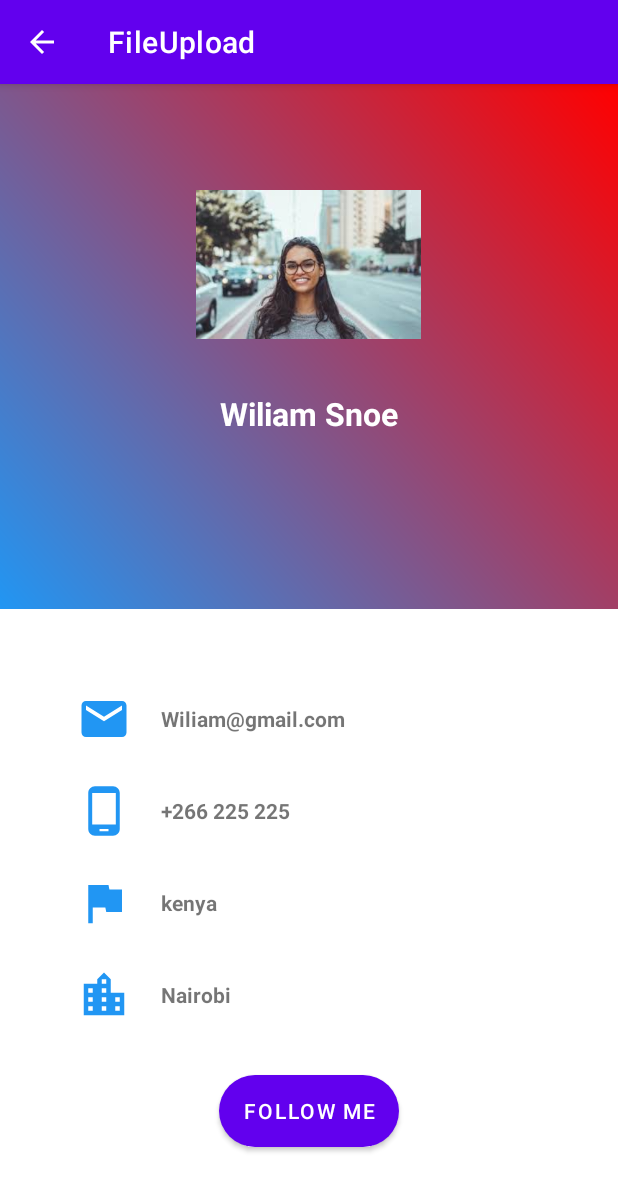
After one commit to JMDev2/FileUplaod, an Android app: the UserProfile screen opened directly, with no data from a screen before it, on a phone screen of 412 x 824 dp. The commit adds this screen. Shown: the top 1191 px of the screen. Run offline under Robolectric (Android 15) with nearby library versions, the phone set to English and light mode, and no system bars.

Commit message:
This will add the user profile activity

```diff
--- a/app/src/main/AndroidManifest.xml
+++ b/app/src/main/AndroidManifest.xml
@@ -15,31 +15,27 @@
         android:supportsRtl="true"
         android:theme="@style/Theme.FileUpload"
         tools:targetApi="31">
+        <activity android:name=".UserProfile">
+            <meta-data
+                android:name="android.support.PARENT_ACTIVITY"
+                android:value="com.example.fileupload.MainActivity"></meta-data>
+        </activity>
         <activity
             android:name=".ViewImageFiles"
             android:exported="false" />
-
-        <activity
-            android:name=".UploadFileActivity">
+        <activity android:name=".UploadFileActivity">
             <meta-data
                 android:name="android.support.PARENT_ACTIVITY"
-                android:value="com.example.fileupload.MainActivity">
-            </meta-data>
+                android:value="com.example.fileupload.MainActivity"></meta-data>
         </activity>
-
         <activity
             android:name=".ForgotPassword"
             android:exported="false" />
-
-
-        <activity
-            android:name=".UploadImageActivity">
+        <activity android:name=".UploadImageActivity">
             <meta-data
                 android:name="android.support.PARENT_ACTIVITY"
-                android:value="com.example.fileupload.MainActivity">
-            </meta-data>
+                android:value="com.example.fileupload.MainActivity"></meta-data>
         </activity>
-
         <activity
             android:name=".ViewPdfActivity"
             android:exported="false" />
--- a/app/src/main/java/com/example/fileupload/MainActivity.java
+++ b/app/src/main/java/com/example/fileupload/MainActivity.java
@@ -21,6 +21,7 @@ import com.google.firebase.storage.StorageReference;
 
 public class MainActivity extends AppCompatActivity implements View.OnClickListener {
     private ImageView mImageUpload;
+    private ImageView mFileUpload;
 
     String downloadUrl = "";
 
@@ -35,8 +36,10 @@ public class MainActivity extends AppCompatActivity implements View.OnClickListe
         setContentView(R.layout.activity_main);
 
         mImageUpload = (ImageView) findViewById(R.id.uploadimage);
+        mFileUpload = (ImageView) findViewById(R.id.uploadfile);
 
         mImageUpload.setOnClickListener(this);
+        mFileUpload.setOnClickListener(this);
 
 
 
@@ -45,6 +48,8 @@ public class MainActivity extends AppCompatActivity implements View.OnClickListe
     }
 
 
+
+    //the logout methods
     @Override
     public boolean onCreateOptionsMenu(Menu menu) {
         MenuInflater inflater = getMenuInflater();
@@ -58,7 +63,17 @@ public class MainActivity extends AppCompatActivity implements View.OnClickListe
             logout();
             return true;
         }
+        if(id == R.id.action_profile){
+            profile();
+            return true;
+
+        }
         return super.onOptionsItemSelected(item);
+    }
+
+    private void profile() {
+        Intent userProfile = new Intent(MainActivity.this, UserProfile.class);
+        startActivity(userProfile);
     }
 
     private void logout() {
--- /dev/null
+++ b/app/src/main/java/com/example/fileupload/UserProfile.java
@@ -0,0 +1,14 @@
+package com.example.fileupload;
+
+import androidx.appcompat.app.AppCompatActivity;
+
+import android.os.Bundle;
+
+public class UserProfile extends AppCompatActivity {
+
+    @Override
+    protected void onCreate(Bundle savedInstanceState) {
+        super.onCreate(savedInstanceState);
+        setContentView(R.layout.activity_user_profile);
+    }
+}
--- /dev/null
+++ b/app/src/main/res/color/endblue.xml
@@ -0,0 +1,4 @@
+<?xml version="1.0" encoding="utf-8"?>
+<selector xmlns:android="http://schemas.android.com/apk/res/android">
+
+</selector>
--- /dev/null
+++ b/app/src/main/res/color/graylight.xml
@@ -0,0 +1,4 @@
+<?xml version="1.0" encoding="utf-8"?>
+<selector xmlns:android="http://schemas.android.com/apk/res/android">
+
+</selector>
--- /dev/null
+++ b/app/src/main/res/color/startblue.xml
@@ -0,0 +1,5 @@
+<?xml version="1.0" encoding="utf-8"?>
+<selector xmlns:android="http://schemas.android.com/apk/res/android">
+
+
+</selector>
--- /dev/null
+++ b/app/src/main/res/drawable/buttonstyleithgradient.xml
@@ -0,0 +1,9 @@
+<?xml version="1.0" encoding="utf-8"?>
+<shape xmlns:android="http://schemas.android.com/apk/res/android">
+    <solid android:color="#4bb6ef" />
+    <padding android:top="15dp"
+        android:left="15dp"
+        android:right="15dp"
+        android:bottom="15dp" />
+    <corners android:radius="45dp" />
+</shape>
--- /dev/null
+++ b/app/src/main/res/drawable/gradientbackground.xml
@@ -0,0 +1,8 @@
+<?xml version="1.0" encoding="utf-8"?>
+<shape xmlns:android="http://schemas.android.com/apk/res/android">
+    <gradient android:angle="45"
+        android:startColor="@color/blue"
+        android:endColor="@color/endblue"
+        />
+
+</shape>
--- /dev/null
+++ b/app/src/main/res/drawable/ic_baseline_email_24.xml
@@ -0,0 +1,5 @@
+<vector android:height="24dp" android:tint="#2196F3"
+    android:viewportHeight="24" android:viewportWidth="24"
+    android:width="24dp" xmlns:android="http://schemas.android.com/apk/res/android">
+    <path android:fillColor="@android:color/white" android:pathData="M20,4L4,4c-1.1,0 -1.99,0.9 -1.99,2L2,18c0,1.1 0.9,2 2,2h16c1.1,0 2,-0.9 2,-2L22,6c0,-1.1 -0.9,-2 -2,-2zM20,8l-8,5 -8,-5L4,6l8,5 8,-5v2z"/>
+</vector>
--- /dev/null
+++ b/app/src/main/res/drawable/ic_baseline_flag_24.xml
@@ -0,0 +1,5 @@
+<vector android:height="24dp" android:tint="#2196F3"
+    android:viewportHeight="24" android:viewportWidth="24"
+    android:width="24dp" xmlns:android="http://schemas.android.com/apk/res/android">
+    <path android:fillColor="@android:color/white" android:pathData="M14.4,6L14,4H5v17h2v-7h5.6l0.4,2h7V6z"/>
+</vector>
--- /dev/null
+++ b/app/src/main/res/drawable/ic_baseline_location_city_24.xml
@@ -0,0 +1,5 @@
+<vector android:height="24dp" android:tint="#2196F3"
+    android:viewportHeight="24" android:viewportWidth="24"
+    android:width="24dp" xmlns:android="http://schemas.android.com/apk/res/android">
+    <path android:fillColor="@android:color/white" android:pathData="M15,11L15,5l-3,-3 -3,3v2L3,7v14h18L21,11h-6zM7,19L5,19v-2h2v2zM7,15L5,15v-2h2v2zM7,11L5,11L5,9h2v2zM13,19h-2v-2h2v2zM13,15h-2v-2h2v2zM13,11h-2L11,9h2v2zM13,7h-2L11,5h2v2zM19,19h-2v-2h2v2zM19,15h-2v-2h2v2z"/>
+</vector>
--- /dev/null
+++ b/app/src/main/res/drawable/ic_baseline_phone_android_24.xml
@@ -0,0 +1,5 @@
+<vector android:height="24dp" android:tint="#2196F3"
+    android:viewportHeight="24" android:viewportWidth="24"
+    android:width="24dp" xmlns:android="http://schemas.android.com/apk/res/android">
+    <path android:fillColor="@android:color/white" android:pathData="M16,1L8,1C6.34,1 5,2.34 5,4v16c0,1.66 1.34,3 3,3h8c1.66,0 3,-1.34 3,-3L19,4c0,-1.66 -1.34,-3 -3,-3zM14,21h-4v-1h4v1zM17.25,18L6.75,18L6.75,4h10.5v14z"/>
+</vector>
--- /dev/null
+++ b/app/src/main/res/layout/activity_user_profile.xml
@@ -0,0 +1,141 @@
+<?xml version="1.0" encoding="utf-8"?>
+<LinearLayout xmlns:android="http://schemas.android.com/apk/res/android"
+    xmlns:app="http://schemas.android.com/apk/res-auto"
+    xmlns:tools="http://schemas.android.com/tools"
+    android:layout_width="match_parent"
+    android:layout_height="match_parent"
+    tools:context="com.example.fileupload.UserProfile"
+    android:background="@color/white"
+    android:orientation="vertical">
+    <RelativeLayout
+        android:layout_width="match_parent"
+        android:layout_height="405dp">
+
+        <LinearLayout
+            android:layout_width="match_parent"
+            android:layout_height="350dp"
+            android:background="@drawable/gradientbackground"
+            android:orientation="vertical">
+
+            <ImageView
+                android:id="@+id/user_image"
+                android:layout_width="150dp"
+                android:layout_height="150dp"
+                android:layout_gravity="center_horizontal"
+                android:layout_marginTop="45dp"
+                android:src="@drawable/profile" />
+
+            <TextView
+                android:id="@+id/username"
+                android:layout_width="wrap_content"
+                android:layout_height="wrap_content"
+                android:layout_gravity="center_horizontal"
+                android:layout_marginTop="10dp"
+                android:text="Wiliam Snoe"
+                android:textColor="#fff"
+                android:textSize="21sp"
+                android:textStyle="bold" />
+        </LinearLayout>
+
+    </RelativeLayout>
+
+    <LinearLayout
+        android:layout_width="360dp"
+        android:layout_height="wrap_content"
+        android:orientation="vertical"
+        android:layout_gravity="center"
+        android:layout_marginTop="0dp">
+        <LinearLayout
+            android:orientation="horizontal"
+            android:paddingLeft="25dp"
+            android:layout_width="match_parent"
+            android:layout_height="wrap_content">
+            <ImageView
+                android:layout_width="36dp"
+                android:layout_height="36dp"
+                android:src="@drawable/ic_baseline_email_24"/>
+
+            <TextView
+                android:id="@+id/email"
+                android:layout_width="wrap_content"
+                android:layout_height="wrap_content"
+                android:layout_gravity="center_vertical"
+                android:paddingLeft="20dp"
+                android:text="Wiliam@gmail.com"
+                android:textStyle="bold" />
+        </LinearLayout>
+        <LinearLayout
+            android:layout_marginTop="25dp"
+            android:orientation="horizontal"
+            android:paddingLeft="25dp"
+            android:layout_width="match_parent"
+            android:layout_height="wrap_content">
+            <ImageView
+                android:layout_width="36dp"
+                android:layout_height="36dp"
+                android:src="@drawable/ic_baseline_phone_android_24"/>
+
+            <TextView
+                android:id="@+id/phone"
+
+                android:layout_width="wrap_content"
+                android:layout_height="wrap_content"
+                android:layout_gravity="center_vertical"
+                android:paddingLeft="20dp"
+                android:text="+266 225 225"
+                android:textStyle="bold" />
+        </LinearLayout>
+        <LinearLayout
+            android:layout_marginTop="25dp"
+            android:orientation="horizontal"
+            android:paddingLeft="25dp"
+            android:layout_width="match_parent"
+            android:layout_height="wrap_content">
+            <ImageView
+                android:layout_width="36dp"
+                android:layout_height="36dp"
+                android:src="@drawable/ic_baseline_flag_24"/>
+
+            <TextView
+                android:id="@+id/country"
+
+                android:layout_width="wrap_content"
+                android:layout_height="wrap_content"
+                android:layout_gravity="center_vertical"
+                android:paddingLeft="20dp"
+                android:text="kenya"
+                android:textStyle="bold" />
+        </LinearLayout>
+        <LinearLayout
+            android:layout_marginTop="25dp"
+            android:orientation="horizontal"
+            android:paddingLeft="25dp"
+            android:layout_width="match_parent"
+            android:layout_height="wrap_content">
+            <ImageView
+                android:layout_width="36dp"
+                android:layout_height="36dp"
+                android:src="@drawable/ic_baseline_location_city_24"/>
+
+            <TextView
+                android:id="@+id/city"
+
+                android:layout_width="wrap_content"
+                android:layout_height="wrap_content"
+                android:layout_gravity="center_vertical"
+                android:paddingLeft="20dp"
+                android:text="Nairobi"
+                android:textStyle="bold" />
+        </LinearLayout>
+    </LinearLayout>
+
+    <Button
+        android:textColor="#fff"
+        android:background="@drawable/buttonstyleithgradient"
+        android:layout_marginTop="35dp"
+        android:layout_gravity="center_horizontal"
+        android:layout_width="wrap_content"
+        android:layout_height="wrap_content"
+        android:text="Follow Me"/>
+
+</LinearLayout>
--- a/app/src/main/res/menu/menu_main.xml
+++ b/app/src/main/res/menu/menu_main.xml
@@ -8,4 +8,10 @@
         android:visible="true"
         app:showAsAction="never" />
 
+    <item
+        android:id="@+id/action_profile"
+        android:title="profile"
+        android:visible="true"
+        app:showAsAction="never" />
+
 </menu>
```
Also changed, not shown: app/src/main/res/drawable/profile.jpeg (added).
